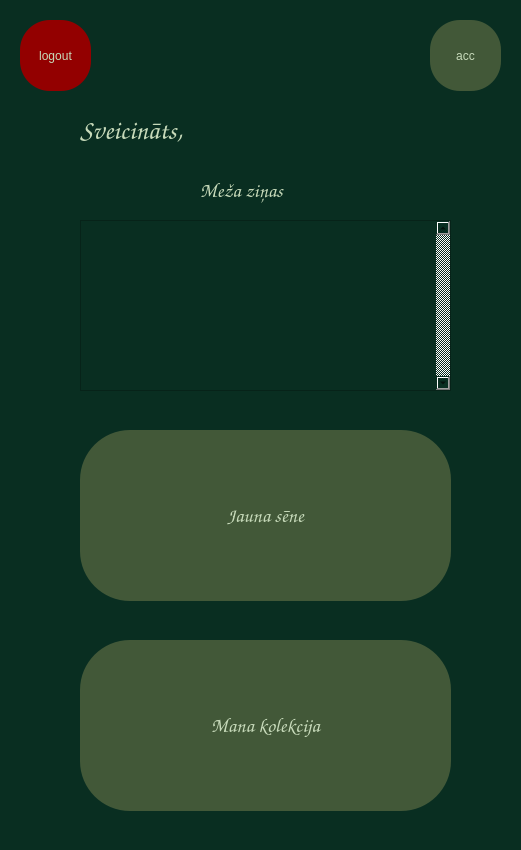
This is ui/home.ui in tebuu24/Senu-kolekcionars-2025 as Qt 5 draws it before an edit. The edited form follows.
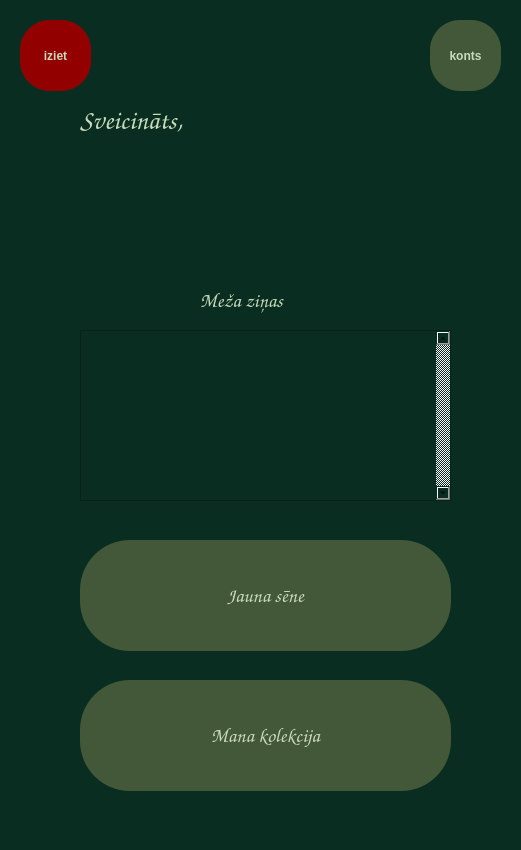
This is the edited form.

Commit message: weather icon paradas

Patch:
```diff
--- a/ui/home.ui
+++ b/ui/home.ui
@@ -33,21 +33,21 @@
     <property name="geometry">
      <rect>
       <x>80</x>
-      <y>640</y>
+      <y>680</y>
       <width>371</width>
-      <height>171</height>
+      <height>111</height>
      </rect>
     </property>
     <property name="minimumSize">
      <size>
       <width>371</width>
-      <height>171</height>
+      <height>111</height>
      </size>
     </property>
     <property name="maximumSize">
      <size>
       <width>371</width>
-      <height>171</height>
+      <height>111</height>
      </size>
     </property>
     <property name="palette">
@@ -246,11 +246,17 @@
     <property name="geometry">
      <rect>
       <x>80</x>
-      <y>220</y>
+      <y>330</y>
       <width>371</width>
       <height>171</height>
      </rect>
     </property>
+    <property name="maximumSize">
+     <size>
+      <width>371</width>
+      <height>171</height>
+     </size>
+    </property>
     <property name="verticalScrollBarPolicy">
      <enum>Qt::ScrollBarAlwaysOn</enum>
     </property>
@@ -264,20 +270,32 @@
       <height>71</height>
      </rect>
     </property>
+    <property name="maximumSize">
+     <size>
+      <width>71</width>
+      <height>71</height>
+     </size>
+    </property>
+    <property name="font">
+     <font>
+      <weight>75</weight>
+      <bold>true</bold>
+     </font>
+    </property>
     <property name="styleSheet">
      <string notr="true">border-radius: 30px;
 background-color: rgb(66, 88, 56);
 color: rgb(199, 218, 186);</string>
     </property>
     <property name="text">
-     <string>acc</string>
+     <string>konts</string>
     </property>
    </widget>
    <widget class="QLabel" name="usernamelabel">
     <property name="geometry">
      <rect>
       <x>260</x>
-      <y>120</y>
+      <y>110</y>
       <width>211</width>
       <height>31</height>
      </rect>
@@ -472,20 +490,32 @@
       <height>71</height>
      </rect>
     </property>
+    <property name="maximumSize">
+     <size>
+      <width>71</width>
+      <height>71</height>
+     </size>
+    </property>
+    <property name="font">
+     <font>
+      <weight>75</weight>
+      <bold>true</bold>
+     </font>
+    </property>
     <property name="styleSheet">
      <string notr="true">border-radius: 30px;
 background-color: rgb(147, 0, 0);
 color: rgb(199, 218, 186);</string>
     </property>
     <property name="text">
-     <string>logout</string>
+     <string>iziet</string>
     </property>
    </widget>
    <widget class="QLabel" name="hellotitle">
     <property name="geometry">
      <rect>
       <x>80</x>
-      <y>110</y>
+      <y>100</y>
       <width>171</width>
       <height>41</height>
      </rect>
@@ -675,21 +705,21 @@
     <property name="geometry">
      <rect>
       <x>80</x>
-      <y>430</y>
+      <y>540</y>
       <width>371</width>
-      <height>171</height>
+      <height>111</height>
      </rect>
     </property>
     <property name="minimumSize">
      <size>
-      <width>151</width>
-      <height>41</height>
+      <width>371</width>
+      <height>111</height>
      </size>
     </property>
     <property name="maximumSize">
      <size>
-      <width>888888</width>
-      <height>888888</height>
+      <width>371</width>
+      <height>111</height>
      </size>
     </property>
     <property name="palette">
@@ -888,7 +918,7 @@
     <property name="geometry">
      <rect>
       <x>200</x>
-      <y>170</y>
+      <y>280</y>
       <width>131</width>
       <height>41</height>
      </rect>
@@ -1074,6 +1104,390 @@
      <number>0</number>
     </property>
    </widget>
+   <widget class="QLabel" name="laikapstakli">
+    <property name="geometry">
+     <rect>
+      <x>190</x>
+      <y>200</y>
+      <width>281</width>
+      <height>51</height>
+     </rect>
+    </property>
+    <property name="minimumSize">
+     <size>
+      <width>1</width>
+      <height>1</height>
+     </size>
+    </property>
+    <property name="maximumSize">
+     <size>
+      <width>331</width>
+      <height>51</height>
+     </size>
+    </property>
+    <property name="palette">
+     <palette>
+      <active>
+       <colorrole role="WindowText">
+        <brush brushstyle="SolidPattern">
+         <color alpha="255">
+          <red>199</red>
+          <green>218</green>
+          <blue>186</blue>
+         </color>
+        </brush>
+       </colorrole>
+       <colorrole role="Button">
+        <brush brushstyle="SolidPattern">
+         <color alpha="255">
+          <red>9</red>
+          <green>46</green>
+          <blue>33</blue>
+         </color>
+        </brush>
+       </colorrole>
+       <colorrole role="Text">
+        <brush brushstyle="SolidPattern">
+         <color alpha="255">
+          <red>199</red>
+          <green>218</green>
+          <blue>186</blue>
+         </color>
+        </brush>
+       </colorrole>
+       <colorrole role="Base">
+        <brush brushstyle="SolidPattern">
+         <color alpha="255">
+          <red>9</red>
+          <green>46</green>
+          <blue>33</blue>
+         </color>
+        </brush>
+       </colorrole>
+       <colorrole role="Window">
+        <brush brushstyle="SolidPattern">
+         <color alpha="255">
+          <red>9</red>
+          <green>46</green>
+          <blue>33</blue>
+         </color>
+        </brush>
+       </colorrole>
+      </active>
+      <inactive>
+       <colorrole role="WindowText">
+        <brush brushstyle="SolidPattern">
+         <color alpha="255">
+          <red>199</red>
+          <green>218</green>
+          <blue>186</blue>
+         </color>
+        </brush>
+       </colorrole>
+       <colorrole role="Button">
+        <brush brushstyle="SolidPattern">
+         <color alpha="255">
+          <red>9</red>
+          <green>46</green>
+          <blue>33</blue>
+         </color>
+        </brush>
+       </colorrole>
+       <colorrole role="Text">
+        <brush brushstyle="SolidPattern">
+         <color alpha="255">
+          <red>199</red>
+          <green>218</green>
+          <blue>186</blue>
+         </color>
+        </brush>
+       </colorrole>
+       <colorrole role="Base">
+        <brush brushstyle="SolidPattern">
+         <color alpha="255">
+          <red>9</red>
+          <green>46</green>
+          <blue>33</blue>
+         </color>
+        </brush>
+       </colorrole>
+       <colorrole role="Window">
+        <brush brushstyle="SolidPattern">
+         <color alpha="255">
+          <red>9</red>
+          <green>46</green>
+          <blue>33</blue>
+         </color>
+        </brush>
+       </colorrole>
+      </inactive>
+      <disabled>
+       <colorrole role="WindowText">
+        <brush brushstyle="SolidPattern">
+         <color alpha="255">
+          <red>120</red>
+          <green>120</green>
+          <blue>120</blue>
+         </color>
+        </brush>
+       </colorrole>
+       <colorrole role="Button">
+        <brush brushstyle="SolidPattern">
+         <color alpha="255">
+          <red>9</red>
+          <green>46</green>
+          <blue>33</blue>
+         </color>
+        </brush>
+       </colorrole>
+       <colorrole role="Text">
+        <brush brushstyle="SolidPattern">
+         <color alpha="255">
+          <red>120</red>
+          <green>120</green>
+          <blue>120</blue>
+         </color>
+        </brush>
+       </colorrole>
+       <colorrole role="Base">
+        <brush brushstyle="SolidPattern">
+         <color alpha="255">
+          <red>9</red>
+          <green>46</green>
+          <blue>33</blue>
+         </color>
+        </brush>
+       </colorrole>
+       <colorrole role="Window">
+        <brush brushstyle="SolidPattern">
+         <color alpha="255">
+          <red>9</red>
+          <green>46</green>
+          <blue>33</blue>
+         </color>
+        </brush>
+       </colorrole>
+      </disabled>
+     </palette>
+    </property>
+    <property name="font">
+     <font>
+      <family>Comic Sans MS</family>
+      <pointsize>14</pointsize>
+      <weight>50</weight>
+      <bold>false</bold>
+     </font>
+    </property>
+    <property name="autoFillBackground">
+     <bool>false</bool>
+    </property>
+    <property name="locale">
+     <locale language="Latvian" country="Latvia"/>
+    </property>
+    <property name="text">
+     <string/>
+    </property>
+    <property name="wordWrap">
+     <bool>false</bool>
+    </property>
+    <property name="margin">
+     <number>0</number>
+    </property>
+   </widget>
+   <widget class="QLabel" name="weathericon">
+    <property name="geometry">
+     <rect>
+      <x>90</x>
+      <y>190</y>
+      <width>80</width>
+      <height>80</height>
+     </rect>
+    </property>
+    <property name="minimumSize">
+     <size>
+      <width>80</width>
+      <height>80</height>
+     </size>
+    </property>
+    <property name="maximumSize">
+     <size>
+      <width>80</width>
+      <height>80</height>
+     </size>
+    </property>
+    <property name="palette">
+     <palette>
+      <active>
+       <colorrole role="WindowText">
+        <brush brushstyle="SolidPattern">
+         <color alpha="255">
+          <red>199</red>
+          <green>218</green>
+          <blue>186</blue>
+         </color>
+        </brush>
+       </colorrole>
+       <colorrole role="Button">
+        <brush brushstyle="SolidPattern">
+         <color alpha="255">
+          <red>9</red>
+          <green>46</green>
+          <blue>33</blue>
+         </color>
+        </brush>
+       </colorrole>
+       <colorrole role="Text">
+        <brush brushstyle="SolidPattern">
+         <color alpha="255">
+          <red>199</red>
+          <green>218</green>
+          <blue>186</blue>
+         </color>
+        </brush>
+       </colorrole>
+       <colorrole role="Base">
+        <brush brushstyle="SolidPattern">
+         <color alpha="255">
+          <red>9</red>
+          <green>46</green>
+          <blue>33</blue>
+         </color>
+        </brush>
+       </colorrole>
+       <colorrole role="Window">
+        <brush brushstyle="SolidPattern">
+         <color alpha="255">
+          <red>9</red>
+          <green>46</green>
+          <blue>33</blue>
+         </color>
+        </brush>
+       </colorrole>
+      </active>
+      <inactive>
+       <colorrole role="WindowText">
+        <brush brushstyle="SolidPattern">
+         <color alpha="255">
+          <red>199</red>
+          <green>218</green>
+          <blue>186</blue>
+         </color>
+        </brush>
+       </colorrole>
+       <colorrole role="Button">
+        <brush brushstyle="SolidPattern">
+         <color alpha="255">
+          <red>9</red>
+          <green>46</green>
+          <blue>33</blue>
+         </color>
+        </brush>
+       </colorrole>
+       <colorrole role="Text">
+        <brush brushstyle="SolidPattern">
+         <color alpha="255">
+          <red>199</red>
+          <green>218</green>
+          <blue>186</blue>
+         </color>
+        </brush>
+       </colorrole>
+       <colorrole role="Base">
+        <brush brushstyle="SolidPattern">
+         <color alpha="255">
+          <red>9</red>
+          <green>46</green>
+          <blue>33</blue>
+         </color>
+        </brush>
+       </colorrole>
+       <colorrole role="Window">
+        <brush brushstyle="SolidPattern">
+         <color alpha="255">
+          <red>9</red>
+          <green>46</green>
+          <blue>33</blue>
+         </color>
+        </brush>
+       </colorrole>
+      </inactive>
+      <disabled>
+       <colorrole role="WindowText">
+        <brush brushstyle="SolidPattern">
+         <color alpha="255">
+          <red>120</red>
+          <green>120</green>
+          <blue>120</blue>
+         </color>
+        </brush>
+       </colorrole>
+       <colorrole role="Button">
+        <brush brushstyle="SolidPattern">
+         <color alpha="255">
+          <red>9</red>
+          <green>46</green>
+          <blue>33</blue>
+         </color>
+        </brush>
+       </colorrole>
+       <colorrole role="Text">
+        <brush brushstyle="SolidPattern">
+         <color alpha="255">
+          <red>120</red>
+          <green>120</green>
+          <blue>120</blue>
+         </color>
+        </brush>
+       </colorrole>
+       <colorrole role="Base">
+        <brush brushstyle="SolidPattern">
+         <color alpha="255">
+          <red>9</red>
+          <green>46</green>
+          <blue>33</blue>
+         </color>
+        </brush>
+       </colorrole>
+       <colorrole role="Window">
+        <brush brushstyle="SolidPattern">
+         <color alpha="255">
+          <red>9</red>
+          <green>46</green>
+          <blue>33</blue>
+         </color>
+        </brush>
+       </colorrole>
+      </disabled>
+     </palette>
+    </property>
+    <property name="font">
+     <font>
+      <family>Comic Sans MS</family>
+      <pointsize>10</pointsize>
+      <weight>50</weight>
+      <bold>false</bold>
+     </font>
+    </property>
+    <property name="autoFillBackground">
+     <bool>false</bool>
+    </property>
+    <property name="styleSheet">
+     <string notr="true">text-align: center;</string>
+    </property>
+    <property name="locale">
+     <locale language="Latvian" country="Latvia"/>
+    </property>
+    <property name="text">
+     <string/>
+    </property>
+    <property name="wordWrap">
+     <bool>false</bool>
+    </property>
+    <property name="margin">
+     <number>0</number>
+    </property>
+   </widget>
+   <zorder>usernamelabel</zorder>
    <zorder>collectionbutton</zorder>
    <zorder>news</zorder>
    <zorder>accountbutton</zorder>
```
Left out of the diff: 7 changed lines with no effect on the pictures. The commit also changes 1 other file.
